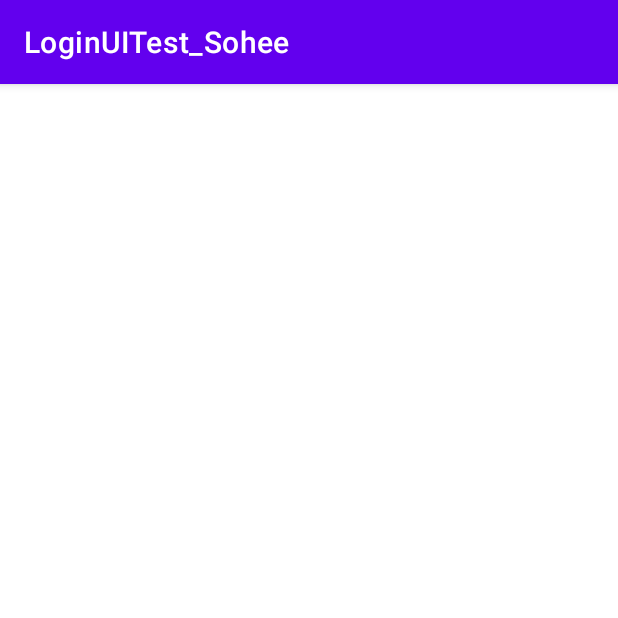
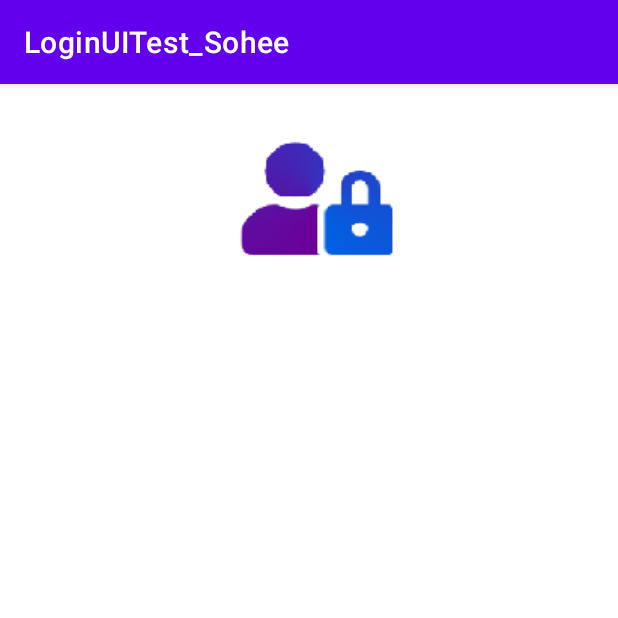
Before and after one commit to Sohee0428/LoginUITest_Sohee, an Android app: the screen it shows after launch (MainActivity), on a phone screen of 412 x 824 dp, the top half of it. Run offline under Robolectric (Android 15) with nearby library versions, the phone set to English and light mode, and no system bars.

Commit message:
imageView 가운데 배치

```diff
--- a/app/src/main/res/layout/activity_main.xml
+++ b/app/src/main/res/layout/activity_main.xml
@@ -8,4 +8,30 @@
     tools:context=".MainActivity">
 
 
+    <LinearLayout
+        android:layout_width="match_parent"
+        android:layout_height="wrap_content"
+        android:gravity="center">
+
+
+        <ImageView
+            android:layout_width="150dp"
+            android:layout_height="150dp"
+            android:scaleType="center"
+            android:src="@drawable/login_image" />
+
+
+    </LinearLayout>
+
+
+
+
+
+
+
+
+
+
+
+
 </LinearLayout>
```
Also changed, not shown: app/src/main/res/drawable/login_image.png (added).
